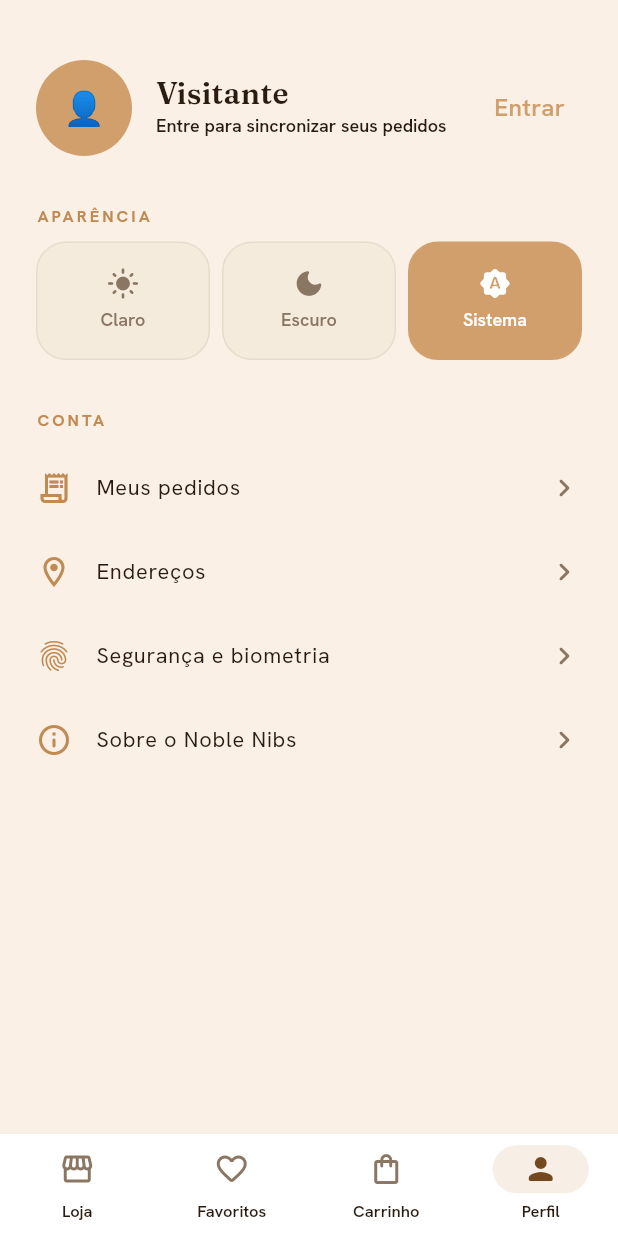
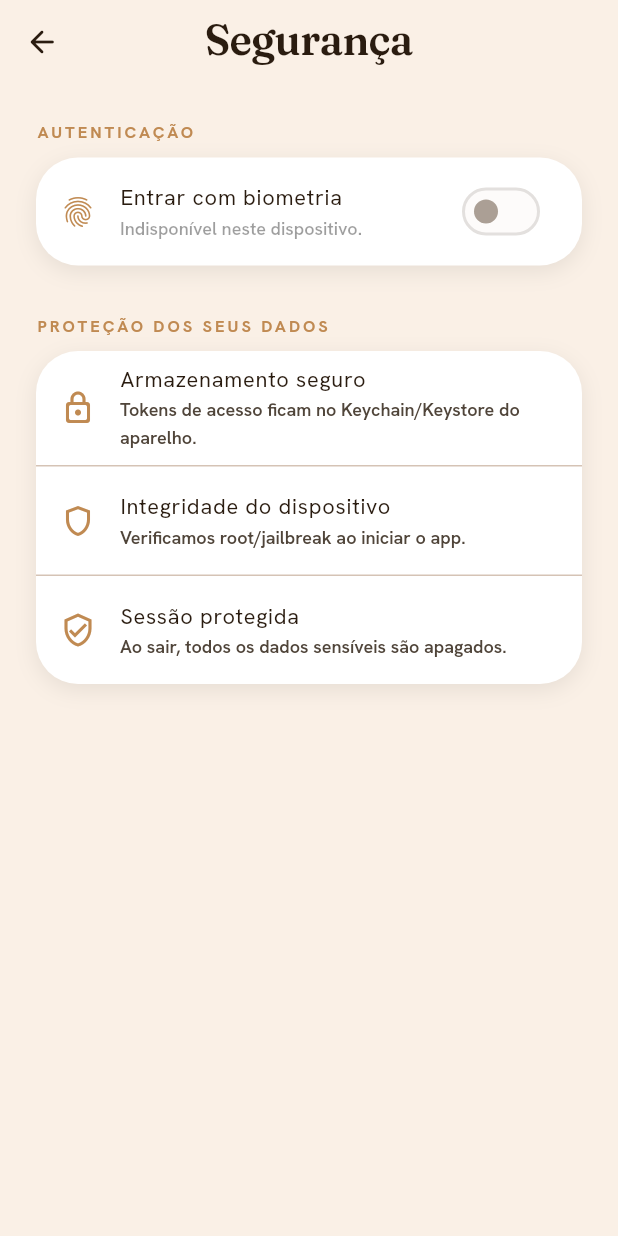
Before and after one commit to NovaesThiago/noble-nibs, a Flutter app: the ProfilePage screen opened by its route, after a tap on "Segurança e biometria", on a phone screen of 412 x 824 dp. Run offline on Flutter 3.47's test engine with Material 3 defaults, Android fonts, the phone set to English and light mode, and no system bars; our stand-ins replace cached_network_image, flutter_animate, flutter_riverpod, flutter_secure_storage, fpdart, go_router and 5 more; missing offline and left inert: flutter_jailbreak_detection; accounts and stored records are empty.

Commit message:
feat: paginas de enderecos, seguranca/biometria e sobre
Gerenciamento de enderecos (reusa controller do checkout), toggle de biometria com local_auth (preferencia persistida) e tela Sobre. Itens do Perfil agora navegam.

```diff
--- a/lib/app/router/routes.dart
+++ b/lib/app/router/routes.dart
@@ -8,6 +8,9 @@ abstract final class Routes {
   static const register = '/register';
   static const checkout = '/checkout';
   static const orders = '/orders';
+  static const addresses = '/addresses';
+  static const security = '/security';
+  static const about = '/about';
 
   // Abas do shell (bottom nav)
   static const catalog = '/catalog';
--- /dev/null
+++ b/lib/core/security/biometric_service.dart
@@ -0,0 +1,38 @@
+import 'package:flutter_riverpod/flutter_riverpod.dart';
+import 'package:local_auth/local_auth.dart';
+
+/// Autenticação biométrica (Face ID / impressão digital) via `local_auth`.
+///
+/// Todas as chamadas são defensivas: em plataformas sem suporte (web, sem
+/// hardware) retornam de forma segura, sem crashar.
+class BiometricService {
+  const BiometricService();
+
+  /// `true` se o dispositivo tem biometria configurada/suportada.
+  Future<bool> isAvailable() async {
+    try {
+      final auth = LocalAuthentication();
+      final supported = await auth.isDeviceSupported();
+      final canCheck = await auth.canCheckBiometrics;
+      return supported && canCheck;
+    } catch (_) {
+      return false;
+    }
+  }
+
+  /// Solicita autenticação biométrica. Retorna `true` se confirmada.
+  Future<bool> authenticate(String reason) async {
+    try {
+      final auth = LocalAuthentication();
+      return await auth.authenticate(
+        localizedReason: reason,
+        options: const AuthenticationOptions(stickyAuth: true),
+      );
+    } catch (_) {
+      return false;
+    }
+  }
+}
+
+final biometricServiceProvider =
+    Provider<BiometricService>((ref) => const BiometricService());
--- a/lib/core/storage/prefs_service.dart
+++ b/lib/core/storage/prefs_service.dart
@@ -19,6 +19,7 @@ class PrefsService {
 
   static const _kThemeMode = 'theme_mode';
   static const _kOnboardingSeen = 'onboarding_seen';
+  static const _kBiometric = 'biometric_enabled';
 
   String? get themeMode => _prefs.getString(_kThemeMode);
   Future<void> setThemeMode(String value) => _prefs.setString(_kThemeMode, value);
@@ -26,6 +27,10 @@ class PrefsService {
   bool get onboardingSeen => _prefs.getBool(_kOnboardingSeen) ?? false;
   Future<void> setOnboardingSeen(bool value) =>
       _prefs.setBool(_kOnboardingSeen, value);
+
+  bool get biometricEnabled => _prefs.getBool(_kBiometric) ?? false;
+  Future<void> setBiometricEnabled(bool value) =>
+      _prefs.setBool(_kBiometric, value);
 }
 
 final prefsServiceProvider = Provider<PrefsService>(
--- a/lib/features/profile/presentation/pages/profile_page.dart
+++ b/lib/features/profile/presentation/pages/profile_page.dart
@@ -8,11 +8,22 @@ import 'package:noble_nibs/features/auth/presentation/providers/auth_controller.
 
 /// Aba de perfil e configurações.
 class ProfilePage extends ConsumerWidget {
-  const ProfilePage({super.key, this.onOpenOrders, this.onLogout, this.onLogin});
+  const ProfilePage({
+    super.key,
+    this.onOpenOrders,
+    this.onLogout,
+    this.onLogin,
+    this.onOpenAddresses,
+    this.onOpenSecurity,
+    this.onOpenAbout,
+  });
 
   final VoidCallback? onOpenOrders;
   final VoidCallback? onLogout;
   final VoidCallback? onLogin;
+  final VoidCallback? onOpenAddresses;
+  final VoidCallback? onOpenSecurity;
+  final VoidCallback? onOpenAbout;
 
   @override
   Widget build(BuildContext context, WidgetRef ref) {
@@ -70,9 +81,9 @@ class ProfilePage extends ConsumerWidget {
             Text('CONTA', style: AppTypography.overline),
             const SizedBox(height: AppSpacing.sm),
             _Tile(icon: Icons.receipt_long_outlined, label: 'Meus pedidos', onTap: onOpenOrders),
-            _Tile(icon: Icons.location_on_outlined, label: 'Endereços', onTap: () {}),
-            _Tile(icon: Icons.fingerprint_rounded, label: 'Segurança e biometria', onTap: () {}),
-            _Tile(icon: Icons.info_outline_rounded, label: 'Sobre o Noble Nibs', onTap: () {}),
+            _Tile(icon: Icons.location_on_outlined, label: 'Endereços', onTap: onOpenAddresses),
+            _Tile(icon: Icons.fingerprint_rounded, label: 'Segurança e biometria', onTap: onOpenSecurity),
+            _Tile(icon: Icons.info_outline_rounded, label: 'Sobre o Noble Nibs', onTap: onOpenAbout),
             if (user != null)
               _Tile(
                 icon: Icons.logout_rounded,
--- /dev/null
+++ b/lib/features/security/presentation/pages/security_page.dart
@@ -0,0 +1,145 @@
+import 'package:flutter/material.dart';
+import 'package:flutter_riverpod/flutter_riverpod.dart';
+import 'package:noble_nibs/core/security/biometric_service.dart';
+import 'package:noble_nibs/core/theme/app_colors.dart';
+import 'package:noble_nibs/core/theme/app_dimensions.dart';
+import 'package:noble_nibs/core/theme/app_typography.dart';
+import 'package:noble_nibs/features/security/presentation/providers/biometric_provider.dart';
+
+/// Configurações de segurança e biometria.
+class SecurityPage extends ConsumerWidget {
+  const SecurityPage({super.key, this.onBack});
+
+  final VoidCallback? onBack;
+
+  Future<void> _toggle(BuildContext context, WidgetRef ref, {required bool value}) async {
+    final controller = ref.read(biometricEnabledProvider.notifier);
+    if (!value) {
+      controller.set(enabled: false);
+      return;
+    }
+    // Ativar exige confirmar a biometria.
+    final ok = await ref
+        .read(biometricServiceProvider)
+        .authenticate('Confirme sua identidade para ativar a biometria');
+    if (!context.mounted) return;
+    if (ok) {
+      controller.set(enabled: true);
+    } else {
+      ScaffoldMessenger.of(context).showSnackBar(
+        const SnackBar(content: Text('Não foi possível confirmar a biometria.')),
+      );
+    }
+  }
+
+  @override
+  Widget build(BuildContext context, WidgetRef ref) {
+    final available = ref.watch(biometricAvailableProvider);
+    final enabled = ref.watch(biometricEnabledProvider);
+
+    return Scaffold(
+      appBar: AppBar(
+        leading: onBack == null
+            ? null
+            : IconButton(icon: const Icon(Icons.arrow_back_rounded), onPressed: onBack),
+        title: const Text('Segurança'),
+      ),
+      body: ListView(
+        padding: const EdgeInsets.all(AppSpacing.lg),
+        children: [
+          Text('AUTENTICAÇÃO', style: AppTypography.overline),
+          const SizedBox(height: AppSpacing.sm),
+          _Card(
+            child: available.when(
+              loading: () => const ListTile(
+                leading: Icon(Icons.fingerprint_rounded, color: AppColors.caramelDeep),
+                title: Text('Verificando biometria...'),
+              ),
+              error: (_, __) => _biometricTile(context, ref, enabled: enabled, available: false),
+              data: (isAvailable) =>
+                  _biometricTile(context, ref, enabled: enabled, available: isAvailable),
+            ),
+          ),
+          const SizedBox(height: AppSpacing.xl),
+
+          Text('PROTEÇÃO DOS SEUS DADOS', style: AppTypography.overline),
+          const SizedBox(height: AppSpacing.sm),
+          _Card(
+            child: Column(
+              children: const [
+                _InfoTile(
+                  icon: Icons.lock_outline_rounded,
+                  title: 'Armazenamento seguro',
+                  subtitle: 'Tokens de acesso ficam no Keychain/Keystore do aparelho.',
+                ),
+                Divider(height: 1),
+                _InfoTile(
+                  icon: Icons.shield_outlined,
+                  title: 'Integridade do dispositivo',
+                  subtitle: 'Verificamos root/jailbreak ao iniciar o app.',
+                ),
+                Divider(height: 1),
+                _InfoTile(
+                  icon: Icons.verified_user_outlined,
+                  title: 'Sessão protegida',
+                  subtitle: 'Ao sair, todos os dados sensíveis são apagados.',
+                ),
+              ],
+            ),
+          ),
+        ],
+      ),
+    );
+  }
+
+  Widget _biometricTile(
+    BuildContext context,
+    WidgetRef ref, {
+    required bool enabled,
+    required bool available,
+  }) {
+    return SwitchListTile(
+      value: enabled && available,
+      activeThumbColor: AppColors.caramel,
+      secondary: const Icon(Icons.fingerprint_rounded, color: AppColors.caramelDeep),
+      title: Text('Entrar com biometria', style: AppTypography.body.copyWith(color: context.ink)),
+      subtitle: Text(
+        available
+            ? 'Use Face ID ou impressão digital para acessar.'
+            : 'Indisponível neste dispositivo.',
+        style: AppTypography.label.copyWith(letterSpacing: 0),
+      ),
+      onChanged: available ? (v) => _toggle(context, ref, value: v) : null,
+    );
+  }
+}
+
+class _Card extends StatelessWidget {
+  const _Card({required this.child});
+  final Widget child;
+
+  @override
+  Widget build(BuildContext context) => Container(
+        decoration: BoxDecoration(
+          color: context.card,
+          borderRadius: BorderRadius.circular(AppRadius.lg),
+          boxShadow: AppShadows.soft,
+        ),
+        clipBehavior: Clip.antiAlias,
+        child: child,
+      );
+}
+
+class _InfoTile extends StatelessWidget {
+  const _InfoTile({required this.icon, required this.title, required this.subtitle});
+  final IconData icon;
+  final String title;
+  final String subtitle;
+
+  @override
+  Widget build(BuildContext context) => ListTile(
+        leading: Icon(icon, color: AppColors.caramelDeep),
+        title: Text(title, style: AppTypography.body.copyWith(color: context.ink)),
+        subtitle: Text(subtitle, style: AppTypography.label.copyWith(letterSpacing: 0)),
+      );
+}
--- /dev/null
+++ b/lib/features/security/presentation/providers/biometric_provider.dart
@@ -0,0 +1,24 @@
+import 'dart:async';
+
+import 'package:flutter_riverpod/flutter_riverpod.dart';
+import 'package:noble_nibs/core/security/biometric_service.dart';
+import 'package:noble_nibs/core/storage/prefs_service.dart';
+
+/// Disponibilidade de biometria no dispositivo (async, uma vez).
+final biometricAvailableProvider = FutureProvider<bool>(
+  (ref) => ref.watch(biometricServiceProvider).isAvailable(),
+);
+
+/// Preferência "usar biometria", persistida em prefs.
+class BiometricEnabledController extends Notifier<bool> {
+  @override
+  bool build() => ref.read(prefsServiceProvider).biometricEnabled;
+
+  void set({required bool enabled}) {
+    state = enabled;
+    unawaited(ref.read(prefsServiceProvider).setBiometricEnabled(enabled));
+  }
+}
+
+final biometricEnabledProvider =
+    NotifierProvider<BiometricEnabledController, bool>(BiometricEnabledController.new);
```
Also changed, not shown: lib/app/router/app_router.dart (+18 -0 lines), lib/features/about/presentation/pages/about_page.dart (added, +92 -0 lines), lib/features/addresses/presentation/pages/addresses_page.dart (added, +265 -0 lines).
